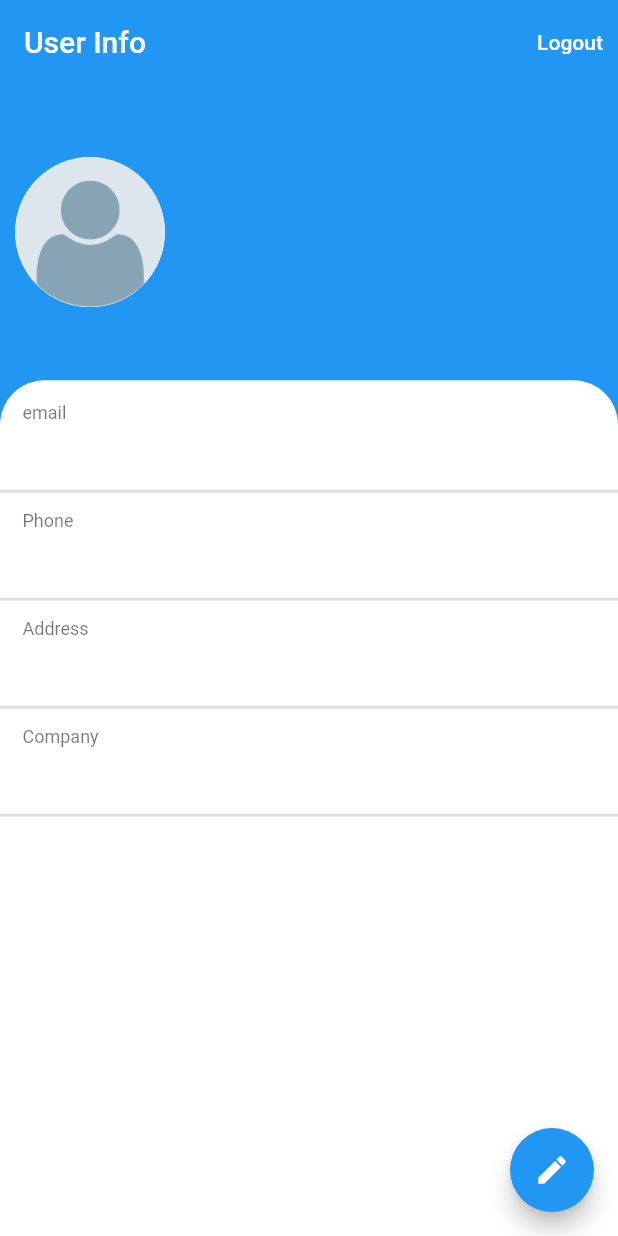
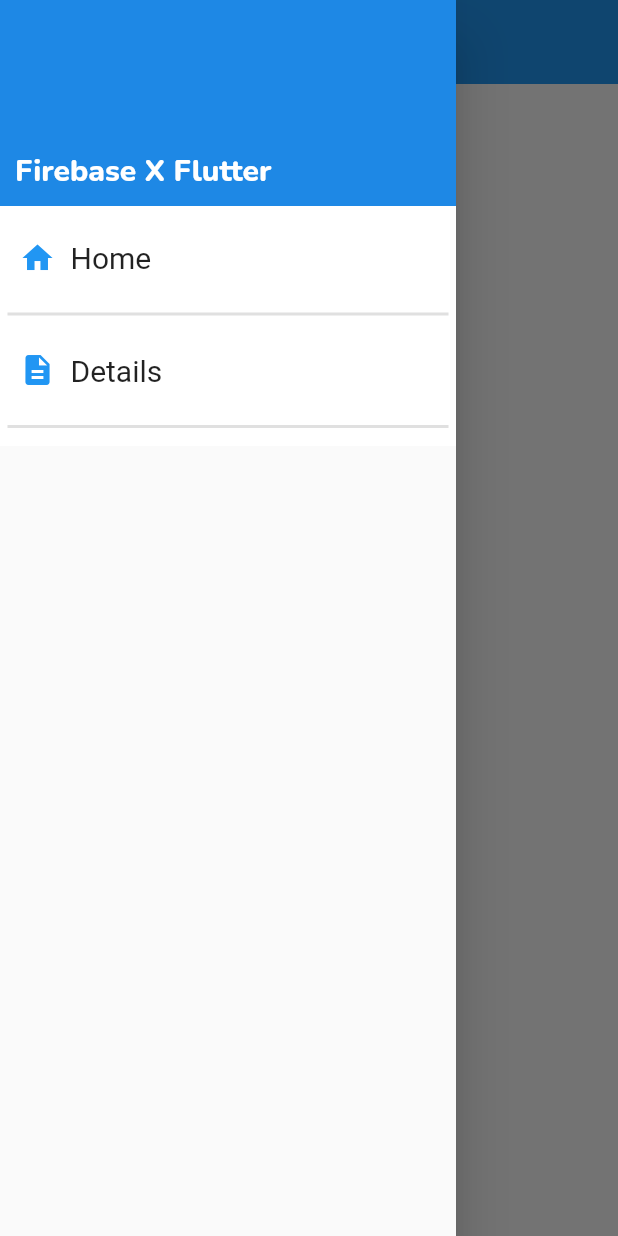
Before and after one commit to SushantSangle/firebase_auth_flutter, a Flutter app: the screen it shows once a user with an empty profile is signed in, with the side drawer open (before the commit the screen has no drawer), on a phone screen of 412 x 824 dp. Run offline on Flutter 3.47's test engine with Material 2 defaults, Android fonts, the phone set to English and light mode, and no system bars; our stand-ins replace cloud_firestore, firebase_auth, firebase_core; accounts and stored records are empty.

Commit message:
added application_drawer

```diff
--- /dev/null
+++ b/lib/common_components/application_drawer.dart
@@ -0,0 +1,85 @@
+import 'package:flutter/material.dart';
+import 'package:firebase_auth_flutter/ui/home_page.dart';
+import 'package:firebase_auth_flutter/ui/details_page.dart';
+
+class AppDrawer extends StatelessWidget {
+  @override
+  Widget build(BuildContext context) => Column(
+    mainAxisAlignment: MainAxisAlignment.start,
+    crossAxisAlignment: CrossAxisAlignment.start,
+    children: [
+      Expanded(
+        flex: 1,
+        child: Container(
+            padding: EdgeInsets.all(10),
+            color: Colors.blue[600],
+            alignment: Alignment.bottomLeft,
+            child: Text(
+              'Firebase X Flutter',
+              style: Theme.of(context).textTheme.headline6.copyWith(
+                color: Colors.white,
+                fontFamily: 'Nunito',
+                fontWeight: FontWeight.bold,
+              ),
+            )
+        ),
+      ),
+      Expanded(
+          flex : 5,
+          child: SingleChildScrollView(
+            child: Container(
+                padding: EdgeInsets.all(5),
+                color: Colors.white,
+                child: Column(
+                  mainAxisSize: MainAxisSize.max,
+                  mainAxisAlignment: MainAxisAlignment.start,
+                  crossAxisAlignment: CrossAxisAlignment.start,
+                  children: [
+                    drawerEntry(
+                      context,
+                      title: 'Home',
+                      icon: Icons.home,
+                      pageConstructor:  HomePage(),
+                    ),
+                    Divider(thickness: 2),
+                    drawerEntry(
+                      context,title:'Details',
+                      icon:Icons.description,
+                      pageConstructor: DetailsPage(),
+                    ),
+                    Divider(thickness: 2),
+                  ],
+                )
+            ),
+          )
+      )
+    ],
+  );
+
+  Widget drawerEntry(BuildContext context,{String title, IconData icon, pageConstructor}) =>
+    TextButton(
+        onPressed: () {
+        return Navigator.pushReplacement(
+          context,
+          MaterialPageRoute(
+            builder: (context) => pageConstructor,
+          ),
+        );
+      },
+      child: Row(
+          mainAxisAlignment: MainAxisAlignment.start,
+          crossAxisAlignment: CrossAxisAlignment.center,
+          children: [
+            Icon(icon),
+            Container(
+              padding: EdgeInsets.all(10),
+              child: Text(
+                title,
+                style: Theme.of(context).textTheme.headline6.copyWith(fontWeight: FontWeight.normal),
+              ),
+            ),
+          ]
+      ),
+    );
+
+}
--- a/lib/ui/LoadingPage.dart
+++ b/lib/ui/LoadingPage.dart
@@ -1,10 +1,7 @@
-import 'package:firebase_auth/firebase_auth.dart';
-import 'package:firebase_auth_flutter/ui/details_page.dart';
+import 'package:firebase_auth_flutter/ui/home_page.dart';
 import 'package:flutter/material.dart';
 import 'LoginPage.dart';
 import 'package:firebase_auth_flutter/util/firebase_helper.dart';
-import 'package:firebase_auth_flutter/ui/details_page.dart';
-import 'package:firebase_auth/firebase_auth.dart';
 
 class LoadingPage extends StatelessWidget {
   @override
@@ -54,8 +51,7 @@
                 if(snapshot.data == null){
                   return LoginPage(connectionState);
                 }else{
-                  User user = snapshot.data;
-                  return DetailPage();
+                  return HomePage();
                 }
                 break;
             }
--- a/lib/ui/details_page.dart
+++ b/lib/ui/details_page.dart
@@ -2,13 +2,15 @@
 import 'package:firebase_auth_flutter/util/firebase_helper.dart';
 import 'package:flutter/rendering.dart';
 import 'package:firebase_auth_flutter/common_components/info_field.dart';
+import 'package:firebase_auth_flutter/ui/home_page.dart';
+import 'package:firebase_auth_flutter/common_components/application_drawer.dart';
 
-class DetailPage extends StatefulWidget {
+class DetailsPage extends StatefulWidget {
   @override
   State<StatefulWidget> createState() => _DetailPageState();
 }
 
-class _DetailPageState extends State<DetailPage> {
+class _DetailPageState extends State<DetailsPage> {
   Future infoFuture;
 
   @override
@@ -21,6 +23,7 @@
     var height = MediaQuery.of(context).size.height;
     return Scaffold(
       backgroundColor: Colors.blue,
+      drawer: AppDrawer(),
       appBar: AppBar(
         title: Text('User Info'),
         elevation: 0,
@@ -40,7 +43,6 @@
         ],
       ),
       body: Container(
-        width: MediaQuery.of(context).size.width,
         child: FutureBuilder(
           future: infoFuture,
           builder:(context,snapshot) {
@@ -74,9 +76,10 @@
                         ),
                         Expanded(
                           child: Container(
+                            width: MediaQuery.of(context).size.width,
                             padding: EdgeInsets.all(10),
                             child: Text(
-                              snapshot.data['displayName'],
+                              snapshot.data['displayName'] ?? '',
                               style: Theme.of(context).textTheme.headline4.copyWith(
                                 fontFamily: 'Nunito',
                                 color: Colors.white,
@@ -129,7 +132,12 @@
       floatingActionButton: FloatingActionButton(
         backgroundColor: Colors.blue,
         foregroundColor: Colors.white,
-        onPressed: () {  },
+        onPressed: () {
+          final route = MaterialPageRoute(
+            builder: (context) => HomePage(),
+          );
+          Navigator.pushReplacement(context, route);
+        },
         child: Icon(
           Icons.edit,
         ),
--- /dev/null
+++ b/lib/ui/home_page.dart
@@ -0,0 +1,21 @@
+import 'package:flutter/material.dart';
+import 'package:firebase_auth_flutter/common_components/application_drawer.dart';
+
+class HomePage extends StatelessWidget {
+  HomePage(): super();
+
+  @override
+  build(BuildContext context) {
+    return Scaffold(
+      drawer: Drawer(
+        semanticLabel: 'App Drawer',
+        child: AppDrawer(),
+      ),
+      appBar: AppBar(
+        title: Text('Home page'),
+        elevation: 0,
+      ),
+    );
+  }
+
+}
```
